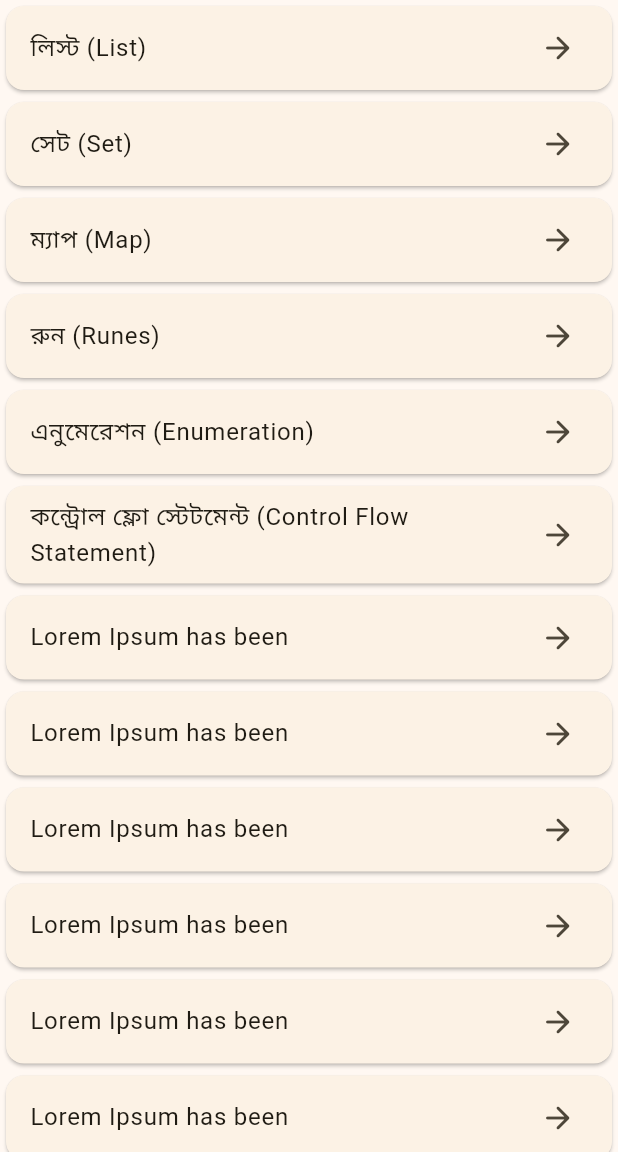
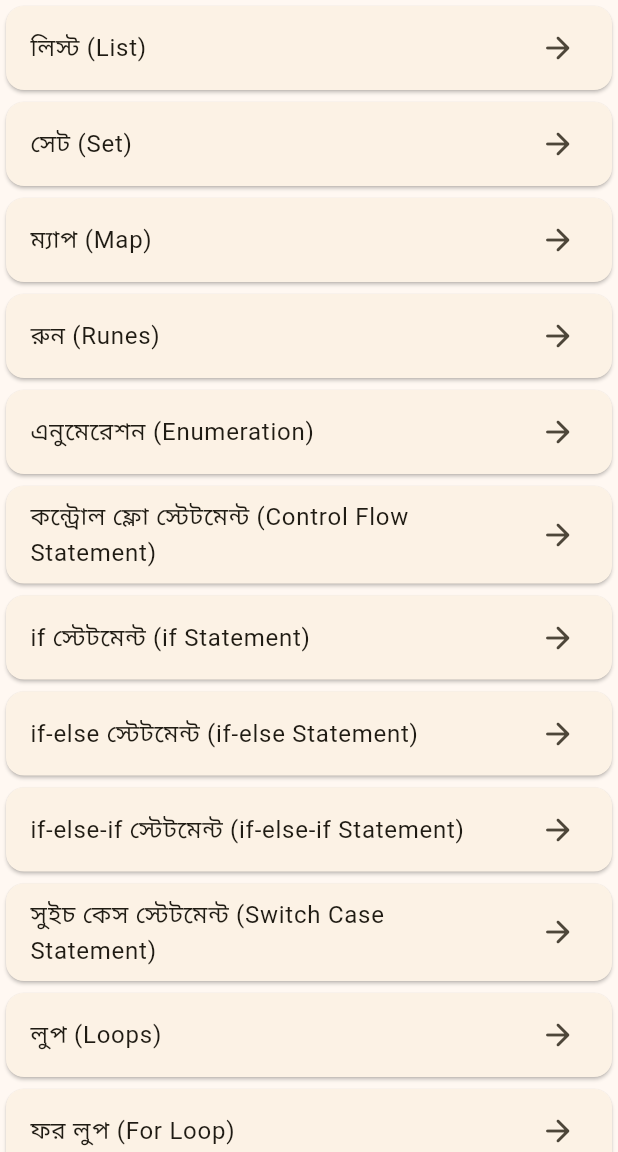
Before and after one commit to saeid721/OstadFlutterProject, a Flutter app: the screen it shows after launch, scrolled down 576 dp, on a phone screen of 412 x 824 dp, the part 84-1236 px from its top. Run offline on Flutter 3.47's test engine with Material 3 defaults, Android fonts, the phone set to English and light mode, and no system bars.

Commit message:
dart book update

```diff
--- a/dart_bangla/lib/model/dart_book.dart
+++ b/dart_bangla/lib/model/dart_book.dart
@@ -1,5 +1,3 @@
-import 'package:flutter/material.dart';
-
 class DartBook {
   String title;
   String description;
@@ -72,39 +70,95 @@ List<DartBook> chaptarList = [
       description:
           "Lorem Ipsum has been the industrys standard dummy text ever since the 1500s"),
   DartBook(
-      title: 'Lorem Ipsum has been',
+      title: 'if স্টেটমেন্ট (if Statement)',
       description:
           "Lorem Ipsum has been the industrys standard dummy text ever since the 1500s"),
   DartBook(
-      title: 'Lorem Ipsum has been',
+      title: 'if-else স্টেটমেন্ট (if-else Statement)',
       description:
           "Lorem Ipsum has been the industrys standard dummy text ever since the 1500s"),
   DartBook(
-      title: 'Lorem Ipsum has been',
+      title: 'if-else-if স্টেটমেন্ট (if-else-if Statement)',
       description:
           "Lorem Ipsum has been the industrys standard dummy text ever since the 1500s"),
   DartBook(
-      title: 'Lorem Ipsum has been',
+      title: 'সুইচ কেস স্টেটমেন্ট (Switch Case Statement)',
       description:
           "Lorem Ipsum has been the industrys standard dummy text ever since the 1500s"),
   DartBook(
-      title: 'Lorem Ipsum has been',
+      title: 'লুপ (Loops)',
       description:
           "Lorem Ipsum has been the industrys standard dummy text ever since the 1500s"),
   DartBook(
-      title: 'Lorem Ipsum has been',
+      title: 'ফর লুপ (For Loop)',
       description:
           "Lorem Ipsum has been the industrys standard dummy text ever since the 1500s"),
   DartBook(
-      title: 'Lorem Ipsum has been',
+      title: 'ফর-ইন লুপ (For-in Loop)',
       description:
           "Lorem Ipsum has been the industrys standard dummy text ever since the 1500s"),
   DartBook(
-      title: 'Lorem Ipsum has been',
+      title: 'ওয়াইল লুপ (While Loop)',
       description:
           "Lorem Ipsum has been the industrys standard dummy text ever since the 1500s"),
   DartBook(
-      title: 'Lorem Ipsum has been',
+      title: 'ডু-ওয়াইল লুপ (Do-While Loop)',
+      description:
+          "Lorem Ipsum has been the industrys standard dummy text ever since the 1500s"),
+  DartBook(
+      title: 'বুলিয়ান (Boolean)',
+      description:
+          "Lorem Ipsum has been the industrys standard dummy text ever since the 1500s"),
+  DartBook(
+      title: 'ডার্ট ফাংশন (Dart Functions)',
+      description:
+          "Lorem Ipsum has been the industrys standard dummy text ever since the 1500s"),
+  DartBook(
+      title: 'ডার্ট রিকারশন (Dart Recursion)',
+      description:
+          "Lorem Ipsum has been the industrys standard dummy text ever since the 1500s"),
+  DartBook(
+      title: 'অবজেক্ট-অরিয়েন্টেড প্রোগ্রামিং (OOP)',
+      description:
+          "Lorem Ipsum has been the industrys standard dummy text ever since the 1500s"),
+  DartBook(
+      title: 'ক্লাস (Class)',
+      description:
+          "Lorem Ipsum has been the industrys standard dummy text ever since the 1500s"),
+  DartBook(
+      title: 'অবজেক্ট (Object)',
+      description:
+          "Lorem Ipsum has been the industrys standard dummy text ever since the 1500s"),
+  DartBook(
+      title: 'ইনহেরিটেন্স (Inheritance)',
+      description:
+          "Lorem Ipsum has been the industrys standard dummy text ever since the 1500s"),
+  DartBook(
+      title: 'পলিমর্ফিজম (Polymorphism)',
+      description:
+          "Lorem Ipsum has been the industrys standard dummy text ever since the 1500s"),
+  DartBook(
+      title: 'কাপসুলেশন (Encapsulation)',
+      description:
+          "Lorem Ipsum has been the industrys standard dummy text ever since the 1500s"),
+  DartBook(
+      title: 'এবস্ট্রাক্ট ক্লাস (Abstract Class)',
+      description:
+          "Lorem Ipsum has been the industrys standard dummy text ever since the 1500s"),
+  DartBook(
+      title: 'ইন্টারফেস (Interfaces)',
+      description:
+          "Lorem Ipsum has been the industrys standard dummy text ever since the 1500s"),
+  DartBook(
+      title: 'মেথড (Methods)',
+      description:
+          "Lorem Ipsum has been the industrys standard dummy text ever since the 1500s"),
+  DartBook(
+      title: 'গেটার এবং সেটার (getters & setters)',
+      description:
+          "Lorem Ipsum has been the industrys standard dummy text ever since the 1500s"),
+  DartBook(
+      title: 'Exception',
       description:
           "Lorem Ipsum has been the industrys standard dummy text ever since the 1500s"),
 ];
--- a/dart_bangla/lib/screen/chapter_list.dart
+++ b/dart_bangla/lib/screen/chapter_list.dart
@@ -8,10 +8,10 @@ class ChapterListScreen extends StatefulWidget {
   final String title;
 
   @override
-  State<ChapterListScreen> createState() => _MyHomePageState();
+  State<ChapterListScreen> createState() => _ChapterListScreenState();
 }
 
-class _MyHomePageState extends State<ChapterListScreen> {
+class _ChapterListScreenState extends State<ChapterListScreen> {
   @override
   Widget build(BuildContext context) {
     return Scaffold(
--- a/dart_bangla/lib/screen/chapter_list_details.dart
+++ b/dart_bangla/lib/screen/chapter_list_details.dart
@@ -4,7 +4,7 @@ import 'package:flutter/material.dart';
 class ChapterDetailsScreen extends StatelessWidget {
   final DartBook dartBook;
 
-  const ChapterDetailsScreen(this.dartBook);
+  const ChapterDetailsScreen(this.dartBook, {super.key});
 
   @override
   Widget build(BuildContext context) {
```
